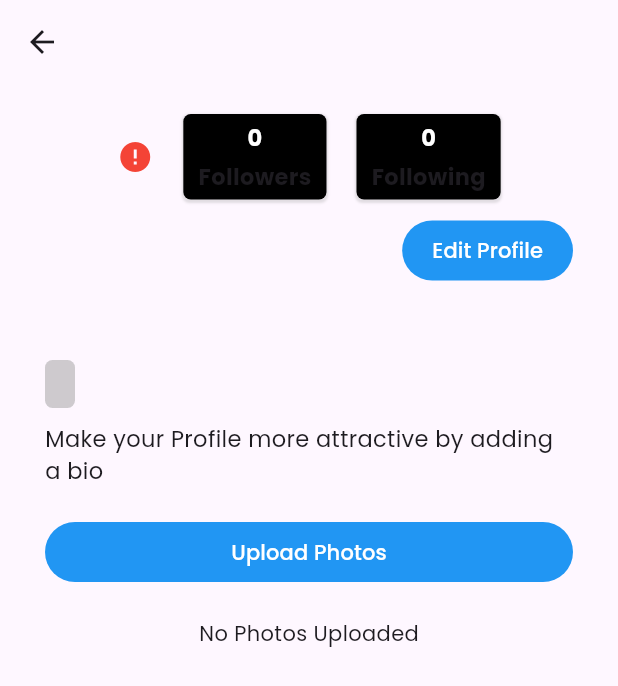
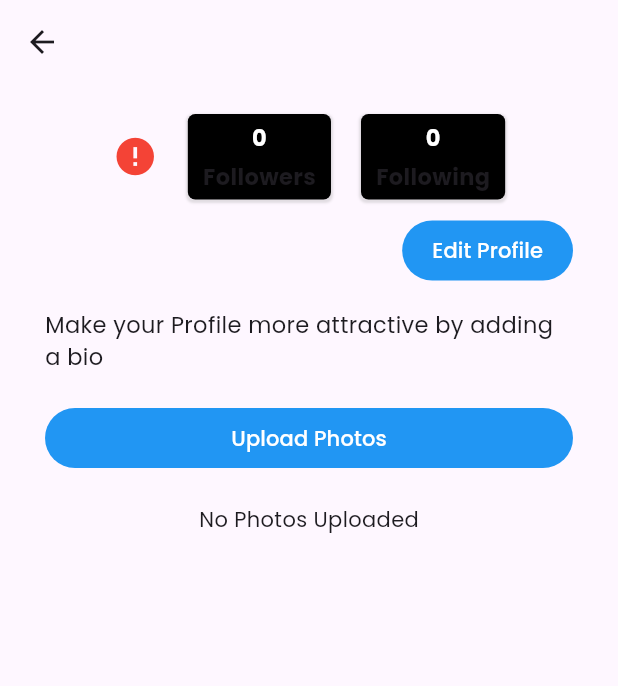
Before and after one commit to Ayushpanditmoto/postgram, a Flutter app: the ProfileScreen screen opened directly with empty values, on a phone screen of 412 x 824 dp. Shown: the top 686 px of the screen. Run offline on Flutter 3.47's test engine with Material 2 defaults, Android fonts, the light colour scheme and no system bars; drawn by our look-alikes of cached_network_image; our stand-ins replace animated_notch_bottom_bar, cloud_firestore, firebase_auth, firebase_core, flutter_image_compress, fluttertoast and 5 more; missing offline and left inert: cloudinary; accounts and stored records are empty; network calls fail.

Commit message:
feat profile screen working

```diff
--- a/lib/Screens/Profile.screen.dart
+++ b/lib/Screens/Profile.screen.dart
@@ -695,40 +695,8 @@ class _ProfileScreenState extends State<ProfileScreen> {
                                   ),
                               ],
                             ),
-                            Text(
-                              snapshot.data!['faculty'],
-                              style: const TextStyle(
-                                fontSize: 15,
-                                fontWeight: FontWeight.bold,
-                              ),
-                            ),
-                            Text(
-                              snapshot.data!['department'],
-                              style: const TextStyle(
-                                fontSize: 15,
-                                fontWeight: FontWeight.bold,
-                              ),
-                            ),
                             const SizedBox(
                               height: 5,
-                            ),
-                            Container(
-                              padding: const EdgeInsets.symmetric(
-                                horizontal: 10,
-                                vertical: 5,
-                              ),
-                              decoration: BoxDecoration(
-                                color: theme.themeMode == ThemeMode.light
-                                    ? Colors.grey.withOpacity(0.3)
-                                    : Colors.grey.withOpacity(0.5),
-                                borderRadius: BorderRadius.circular(5),
-                              ),
-                              child: Text(
-                                snapshot.data!['batch'],
-                                style: const TextStyle(
-                                  fontSize: 15,
-                                ),
-                              ),
                             ),
                           ],
                         ),
--- a/pubspec.yaml
+++ b/pubspec.yaml
@@ -28,6 +28,7 @@ environment:
 # the latest version available on pub.dev. To see which dependencies have newer
 # versions available, run `flutter pub outdated`.
 dependencies:
+  animated_notch_bottom_bar: ^0.0.6
   cached_network_image: ^3.2.3
   cloud_firestore: ^4.6.0
   cloudinary: ^1.1.1
```
Also changed, not shown: lib/Screens/Home.screen.dart (+42 -0 lines), lib/Utils/theme.data.dart (+8 -0 lines), pubspec.lock.
